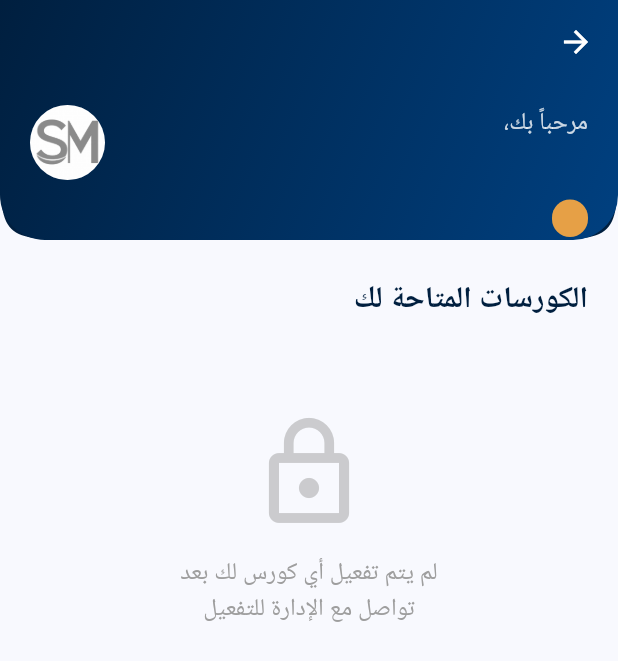
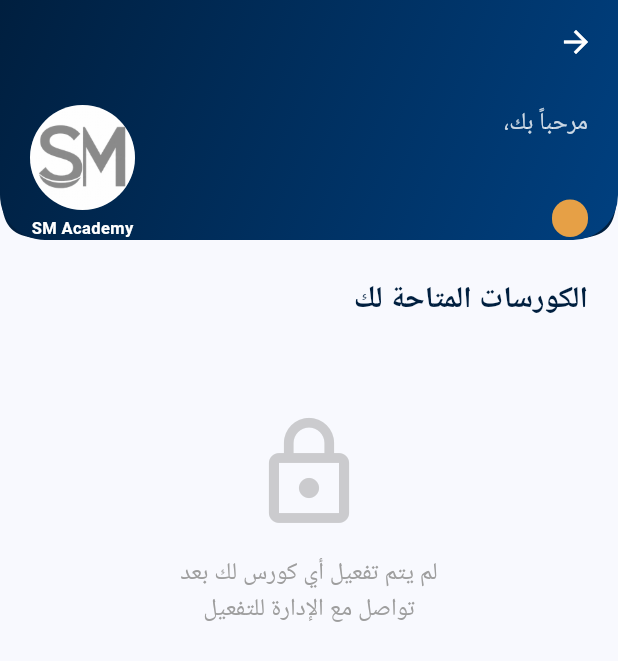
Before and after one commit to gbg0415-afk/my_first_project, a Flutter app: the HomeScreen screen opened directly, on a phone screen of 412 x 824 dp. Shown: the top 661 px of the screen. Run offline on Flutter 3.47's test engine with Material 3 defaults, Android fonts, the phone set to English and light mode, and no system bars; our stand-ins replace cached_network_image, cloud_firestore, device_info_plus, firebase_auth, firebase_core, google_fonts; missing offline and left inert: media_kit, media_kit_video, screen_protector; accounts and stored records are empty; Roboto replaces fonts that are missing (Cairo).

Commit message:
Update main.dart

```diff
--- a/lib/main.dart
+++ b/lib/main.dart
@@ -284,12 +284,19 @@ class HomeScreen extends StatelessWidget {
                             Container(padding: const EdgeInsets.symmetric(horizontal: 12, vertical: 4), decoration: BoxDecoration(color: Colors.orangeAccent.withOpacity(0.9), borderRadius: BorderRadius.circular(20)), child: Text(user.departmentName, style: const TextStyle(color: Colors.black, fontWeight: FontWeight.bold, fontSize: 12))),
                           ],
                         ),
-                        // عرض اللوجو بدل أيقونة المدرسة
-                        CircleAvatar(
-                          radius: 25, backgroundColor: Colors.white24,
-                          child: ClipOval(
-                            child: Image.asset('assets/logo.png', width: 50, height: 50, fit: BoxFit.cover, errorBuilder: (context, error, stackTrace) => const Icon(Icons.school, color: Colors.white, size: 28)),
-                          ),
+                        // التعديل الجديد: اللوجو مكبر وتحته اسم الأكاديمية
+                        Column(
+                          children: [
+                            CircleAvatar(
+                              radius: 35,
+                              backgroundColor: Colors.white24,
+                              child: ClipOval(
+                                child: Image.asset('assets/logo.png', width: 70, height: 70, fit: BoxFit.cover, errorBuilder: (context, error, stackTrace) => const Icon(Icons.school, color: Colors.white, size: 30)),
+                              ),
+                            ),
+                            const SizedBox(height: 4),
+                            const Text("SM Academy", style: TextStyle(color: Colors.white, fontSize: 11, fontWeight: FontWeight.bold)),
+                          ],
                         ),
                       ],
                     ),
```
